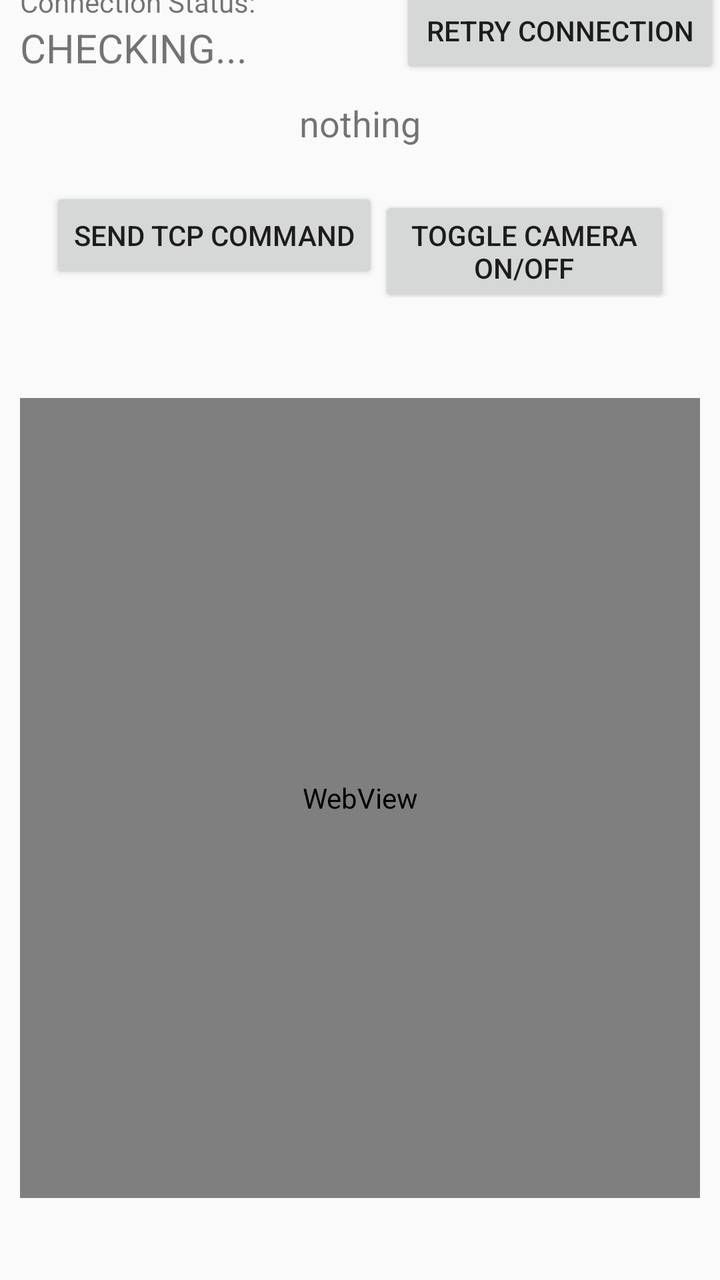
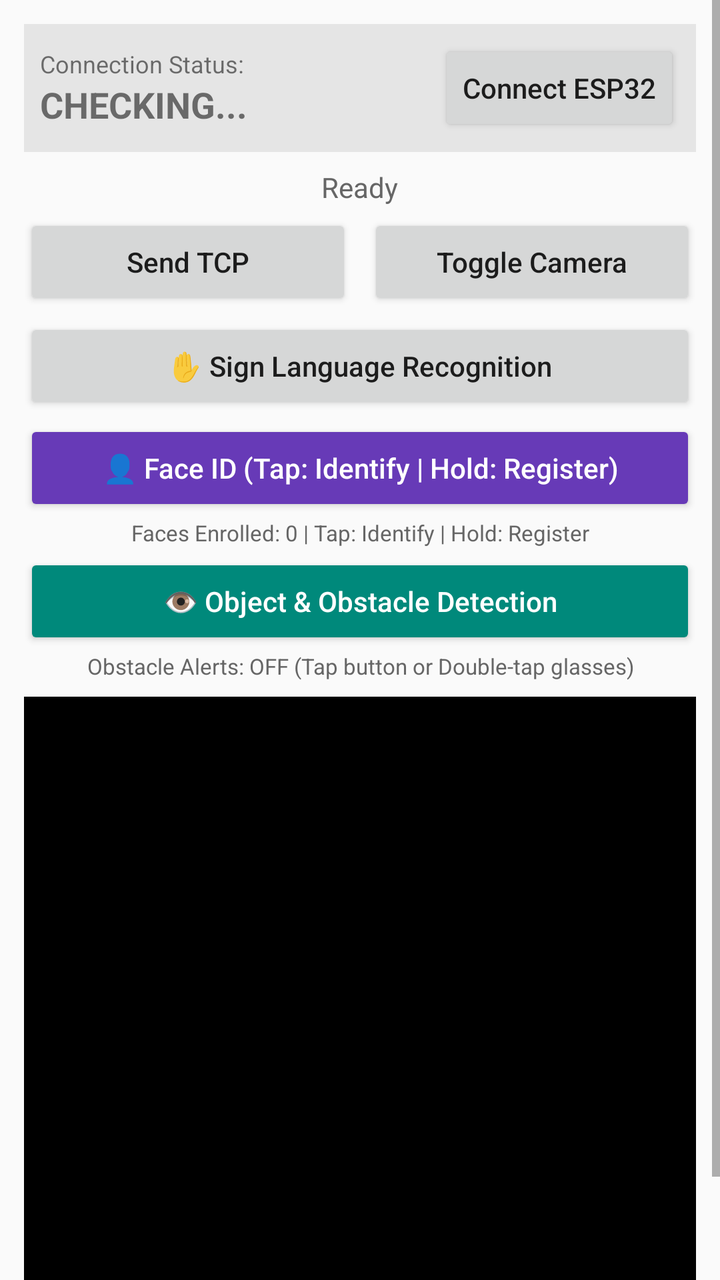

Two renders of the same Android screen: before a commit and after it. Below are the layout's source before the change and the commit's diff.
<!-- AndroidManifest.xml: application theme Theme.AppCompat.Light.DarkActionBar -->
<!-- res/layout/main_text.xml -->
<?xml version="1.0" encoding="utf-8"?>
<LinearLayout xmlns:android="http://schemas.android.com/apk/res/android"
    android:layout_width="match_parent"
    android:layout_height="match_parent"
    android:gravity="center"
    android:orientation="vertical">

    

    <LinearLayout
        android:layout_width="match_parent"
        android:layout_height="wrap_content"
        android:orientation="horizontal">

        <LinearLayout
            android:layout_width="200dp"
            android:layout_height="wrap_content"
            android:orientation="vertical"
            android:paddingLeft="10dp"
            android:paddingRight="10dp">

            <TextView
                android:id="@+id/textView2"
                android:layout_width="match_parent"
                android:layout_height="wrap_content"
                android:text="Connection Status:" />

            <TextView
                android:id="@+id/connStatus"
                android:layout_width="match_parent"
                android:layout_height="wrap_content"
                android:text="CHECKING..."
                android:textSize="20sp" />
        </LinearLayout>

        <Button
            android:id="@+id/retry_button"
            android:layout_width="match_parent"
            android:layout_height="wrap_content"
            android:text="Retry connection"></Button>
    </LinearLayout>

    <TextView
        android:id="@+id/textView"
        android:layout_width="wrap_content"
        android:layout_height="wrap_content"
        android:layout_marginBottom="20dp"
        android:paddingTop="10dp"
        android:text="nothing"
        android:textSize="18sp" />


    
    <LinearLayout
        android:layout_width="match_parent"
        android:layout_height="wrap_content"
        android:orientation="horizontal"
        android:paddingHorizontal="25dp">

        <Button
            android:id="@+id/button"
            android:layout_width="wrap_content"
            android:layout_height="wrap_content"
            android:text="Send TCP Command" />

        <Button
            android:id="@+id/toggle_cam_button"
            android:layout_width="wrap_content"
            android:layout_height="wrap_content"
            android:text="Toggle camera ON/OFF" />
    </LinearLayout>


    <WebView
        android:id="@+id/cam_view"
        android:layout_width="match_parent"
        android:layout_height="400dp"
        android:layout_marginHorizontal="10dp"
        android:layout_marginVertical="50dp" />

</LinearLayout>
<!-- resources referenced by this layout -->
<resources>

</resources>

<!-- the commit's change to res/layout/main_text.xml (unified diff, before → after) -->
@@ -1,81 +1,210 @@
 <?xml version="1.0" encoding="utf-8"?>
-<LinearLayout xmlns:android="http://schemas.android.com/apk/res/android"
+<ScrollView xmlns:android="http://schemas.android.com/apk/res/android"
     android:layout_width="match_parent"
     android:layout_height="match_parent"
-    android:gravity="center"
-    android:orientation="vertical">
-
-    
+    android:fillViewport="true">
 
     <LinearLayout
         android:layout_width="match_parent"
         android:layout_height="wrap_content"
-        android:orientation="horizontal">
-
-        <LinearLayout
-            android:layout_width="200dp"
+        android:orientation="vertical"
+        android:padding="12dp">
+
+        
+        <LinearLayout
+            android:layout_width="match_parent"
+            android:layout_height="wrap_content"
+            android:orientation="horizontal"
+            android:gravity="center_vertical"
+            android:background="#15000000"
+            android:padding="8dp"
+            android:layout_marginBottom="8dp">
+
+            <LinearLayout
+                android:layout_width="0dp"
+                android:layout_height="wrap_content"
+                android:layout_weight="1"
+                android:orientation="vertical"
+                android:paddingEnd="8dp">
+
+                <TextView
+                    android:id="@+id/textView2"
+                    android:layout_width="wrap_content"
+                    android:layout_height="wrap_content"
+                    android:text="Connection Status:"
+                    android:textSize="12sp" />
+
+                <TextView
+                    android:id="@+id/connStatus"
+                    android:layout_width="wrap_content"
+                    android:layout_height="wrap_content"
+                    android:text="CHECKING..."
+                    android:textSize="18sp"
+                    android:textStyle="bold" />
+            </LinearLayout>
+
+            <Button
+                android:id="@+id/retry_button"
+                android:layout_width="wrap_content"
+                android:layout_height="wrap_content"
+                android:text="Connect ESP32"
+                android:textAllCaps="false" />
+        </LinearLayout>
+
+        <TextView
+            android:id="@+id/textView"
+            android:layout_width="wrap_content"
+            android:layout_height="wrap_content"
+            android:layout_gravity="center_horizontal"
+            android:text="Ready"
+            android:textSize="14sp"
+            android:textColor="#666666" />
+
+        
+        <LinearLayout
+            android:id="@+id/aiStatusPanel"
+            android:layout_width="match_parent"
             android:layout_height="wrap_content"
             android:orientation="vertical"
-            android:paddingLeft="10dp"
-            android:paddingRight="10dp">
-
-            <TextView
-                android:id="@+id/textView2"
-                android:layout_width="match_parent"
-                android:layout_height="wrap_content"
-                android:text="Connection Status:" />
-
-            <TextView
-                android:id="@+id/connStatus"
-                android:layout_width="match_parent"
-                android:layout_height="wrap_content"
-                android:text="CHECKING..."
-                android:textSize="20sp" />
-        </LinearLayout>
-
-        <Button
-            android:id="@+id/retry_button"
-            android:layout_width="match_parent"
-            android:layout_height="wrap_content"
-            android:text="Retry connection"></Button>
+            android:padding="8dp"
+            android:visibility="gone">
+
+            <TextView
+                android:id="@+id/aiSignLabel"
+                android:layout_width="match_parent"
+                android:layout_height="wrap_content"
+                android:text="Sign: ---"
+                android:textSize="26sp"
+                android:textStyle="bold"
+                android:textColor="#4CAF50"
+                android:gravity="center" />
+
+            <TextView
+                android:id="@+id/aiConfidence"
+                android:layout_width="match_parent"
+                android:layout_height="wrap_content"
+                android:text="Confidence: ---%"
+                android:textSize="14sp"
+                android:textColor="#FF9800"
+                android:gravity="center" />
+
+            <TextView
+                android:id="@+id/aiStatus"
+                android:layout_width="match_parent"
+                android:layout_height="wrap_content"
+                android:text="AI: Initializing..."
+                android:textSize="12sp"
+                android:textColor="#888888"
+                android:gravity="center"
+                android:paddingTop="2dp" />
+        </LinearLayout>
+
+        
+        <LinearLayout
+            android:layout_width="match_parent"
+            android:layout_height="wrap_content"
+            android:orientation="horizontal"
+            android:gravity="center"
+            android:layout_marginTop="4dp">
+
+            <Button
+                android:id="@+id/button"
+                android:layout_width="0dp"
+                android:layout_height="wrap_content"
+                android:layout_weight="1"
+                android:layout_marginEnd="4dp"
+                android:text="Send TCP"
+                android:textAllCaps="false" />
+
+            <Button
+                android:id="@+id/toggle_cam_button"
+                android:layout_width="0dp"
+                android:layout_height="wrap_content"
+                android:layout_weight="1"
+                android:layout_marginStart="4dp"
+                android:text="Toggle Camera"
+                android:textAllCaps="false" />
+        </LinearLayout>
+
+        
+        <LinearLayout
+            android:layout_width="match_parent"
+            android:layout_height="wrap_content"
+            android:orientation="vertical"
+            android:layout_marginTop="4dp">
+
+            
+            <Button
+                android:id="@+id/toggle_ai_button"
+                android:layout_width="match_parent"
+                android:layout_height="wrap_content"
+                android:text="✋ Sign Language Recognition"
+                android:textAllCaps="false" />
+
+            
+            <Button
+                android:id="@+id/face_id_button"
+                android:layout_width="match_parent"
+                android:layout_height="wrap_content"
+                android:layout_marginTop="3dp"
+                android:text="👤 Face ID (Tap: Identify | Hold: Register)"
+                android:textAllCaps="false"
+                android:backgroundTint="#673AB7"
+                android:textColor="#FFFFFF" />
+
+            <TextView
+                android:id="@+id/faceStatusText"
+                android:layout_width="match_parent"
+                android:layout_height="wrap_content"
+                android:gravity="center"
+                android:text="Faces Enrolled: 0 | Tap: Identify | Hold: Register"
+                android:textSize="11sp"
+                android:textColor="#666666"
+                android:paddingTop="1dp" />
+
+            
+            <Button
+                android:id="@+id/toggle_object_detection_button"
+                android:layout_width="match_parent"
+                android:layout_height="wrap_content"
+                android:layout_marginTop="3dp"
+                android:text="👁️ Object &amp; Obstacle Detection"
+                android:textAllCaps="false"
+                android:backgroundTint="#00897B"
+                android:textColor="#FFFFFF" />
+
+            <TextView
+                android:id="@+id/objectStatusText"
+                android:layout_width="match_parent"
+                android:layout_height="wrap_content"
+                android:gravity="center"
+                android:text="Obstacle Alerts: OFF (Tap button or Double-tap glasses)"
+                android:textSize="11sp"
+                android:textColor="#666666"
+                android:paddingTop="1dp" />
+        </LinearLayout>
+
+        
+        <FrameLayout
+            android:layout_width="match_parent"
+            android:layout_height="320dp"
+            android:layout_marginTop="8dp"
+            android:layout_marginBottom="16dp"
+            android:background="#000000">
+
+            <WebView
+                android:id="@+id/cam_view"
+                android:layout_width="match_parent"
+                android:layout_height="match_parent"
+                android:visibility="gone" />
+
+            <ImageView
+                android:id="@+id/ai_camera_preview"
+                android:layout_width="match_parent"
+                android:layout_height="match_parent"
+                android:scaleType="fitCenter"
+                android:background="#000000" />
+        </FrameLayout>
+
     </LinearLayout>
-
-    <TextView
-        android:id="@+id/textView"
-        android:layout_width="wrap_content"
-        android:layout_height="wrap_content"
-        android:layout_marginBottom="20dp"
-        android:paddingTop="10dp"
-        android:text="nothing"
-        android:textSize="18sp" />
-
-
-    
-    <LinearLayout
-        android:layout_width="match_parent"
-        android:layout_height="wrap_content"
-        android:orientation="horizontal"
-        android:paddingHorizontal="25dp">
-
-        <Button
-            android:id="@+id/button"
-            android:layout_width="wrap_content"
-            android:layout_height="wrap_content"
-            android:text="Send TCP Command" />
-
-        <Button
-            android:id="@+id/toggle_cam_button"
-            android:layout_width="wrap_content"
-            android:layout_height="wrap_content"
-            android:text="Toggle camera ON/OFF" />
-    </LinearLayout>
-
-
-    <WebView
-        android:id="@+id/cam_view"
-        android:layout_width="match_parent"
-        android:layout_height="400dp"
-        android:layout_marginHorizontal="10dp"
-        android:layout_marginVertical="50dp" />
-
-</LinearLayout>
+</ScrollView>
